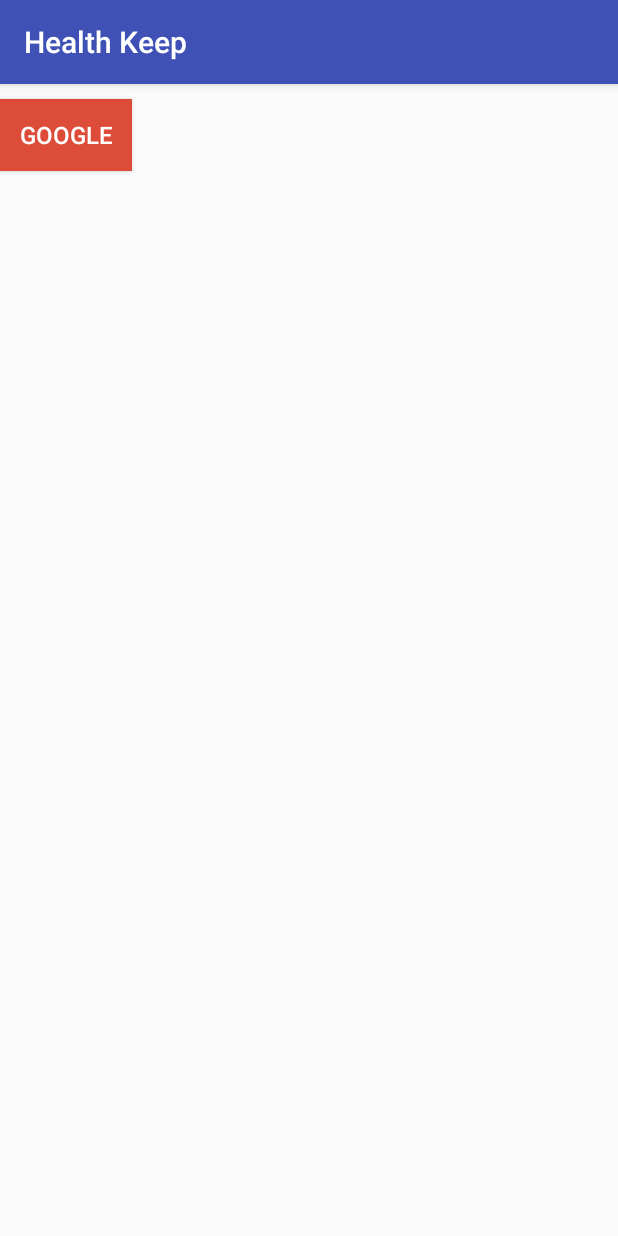
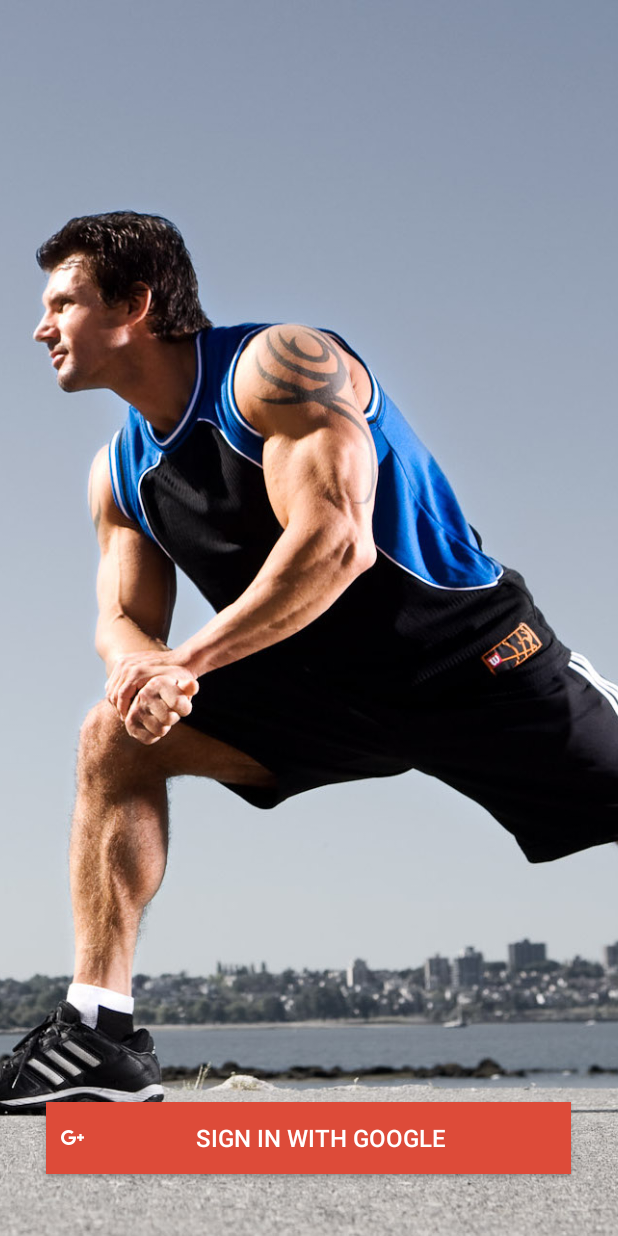
Before and after one commit to addiittya2006/HealthKeep, an Android app: the screen it shows after launch (LoginActivity), on a phone screen of 412 x 824 dp. Run offline under Robolectric (Android 15) with nearby library versions, the phone set to English and light mode, and no system bars; 1 statement that could not run was skipped.

Commit message:
add icon

```diff
--- a/app/build.gradle
+++ b/app/build.gradle
@@ -16,7 +16,6 @@ android {
             proguardFiles getDefaultProguardFile('proguard-android.txt'), 'proguard-rules.pro'
         }
     }
-}
 
     dependencies {
         compile fileTree(dir: 'libs', include: ['*.jar'])
@@ -28,3 +27,5 @@ dependencies {
         compile 'com.android.support:design:23.3.0'
         compile 'com.squareup.picasso:picasso:2.5.2'
     }
+
+}
--- a/app/src/main/AndroidManifest.xml
+++ b/app/src/main/AndroidManifest.xml
@@ -21,19 +21,15 @@
         <activity
             android:name=".LoginActivity"
             android:label="@string/app_name"
-            android:theme="@style/AppTheme">
+            android:theme="@style/AppTheme.NoActionBar">
             <intent-filter>
                 <action android:name="android.intent.action.MAIN"/>
-
                 <category android:name="android.intent.category.LAUNCHER"/>
             </intent-filter>
         </activity>
         <activity
             android:name=".MainActivity"
             android:theme="@style/AppTheme.NoActionBar">
-            <intent-filter>
-                <category android:name="android.intent.category.LAUNCHER"/>
-            </intent-filter>
         </activity>
         <activity
             android:name=".AddfoodActivity"
--- a/app/src/main/res/layout/activity_login.xml
+++ b/app/src/main/res/layout/activity_login.xml
@@ -1,22 +1,31 @@
 <?xml version="1.0" encoding="utf-8"?>
-<LinearLayout xmlns:android="http://schemas.android.com/apk/res/android"
+<RelativeLayout
+    xmlns:android="http://schemas.android.com/apk/res/android"
     android:orientation="vertical" android:layout_width="match_parent"
     android:layout_height="match_parent">
 
+    <ImageView
+        android:layout_width="match_parent"
+        android:layout_height="match_parent"
+        android:src="@drawable/head"
+        android:scaleType="centerCrop"/>
+
     <Button
-        android:layout_width="wrap_content"
+        android:layout_width="350dp"
         android:layout_height="wrap_content"
-        android:text="Google"
-        android:layout_marginTop="10dp"
+        android:text="Sign in with Google"
         android:padding="10dp"
         android:id="@+id/google_login"
+        android:drawableLeft="@drawable/gplus_shape"
+        android:textColor="@color/white"
         android:background="@color/google_background"
-        android:textColor="@color/white"
         android:textSize="16dp"
         android:clickable="true"
         android:onClick="googleLogin"
         android:gravity="center"
-        android:layout_marginBottom="10dp"
-        />
+        android:layout_marginBottom="41dp"
+        android:elevation="15dp"
+        android:layout_alignParentBottom="true"
+        android:layout_centerHorizontal="true"/>
 
-</LinearLayout>
+</RelativeLayout>
--- a/build.gradle
+++ b/build.gradle
@@ -5,7 +5,7 @@ buildscript {
         jcenter()
     }
     dependencies {
-        classpath 'com.android.tools.build:gradle:2.1.0'
+        classpath 'com.android.tools.build:gradle:2.2.0-alpha1'
 
         // NOTE: Do not place your application dependencies here; they belong
         // in the individual module build.gradle files
```
Also changed, not shown: app/src/main/java/com/aaa/cybersrishti/fragments/PlaceholderFragment.java (+8 -6 lines), app/src/main/java/com/aaa/cybersrishti/helpers/DatabaseHelper.java (+33 -1 lines), app/src/main/res/drawable-hdpi/gplus_shape.png (added), app/src/main/res/drawable-nodpi/head.jpg (added), app/src/main/res/drawable-xhdpi/gplus_shape.png (added), app/src/main/res/drawable-xxhdpi/gplus_shape.png (added), app/src/main/res/mipmap-hdpi/ic_launcher.png, app/src/main/res/mipmap-mdpi/ic_launcher.png, app/src/main/res/mipmap-xhdpi/ic_launcher.png, app/src/main/res/mipmap-xxhdpi/ic_launcher.png, app/src/main/res/mipmap-xxxhdpi/ic_launcher.png, 1 other file. Lines whose indentation alone changed are shown as unchanged.
